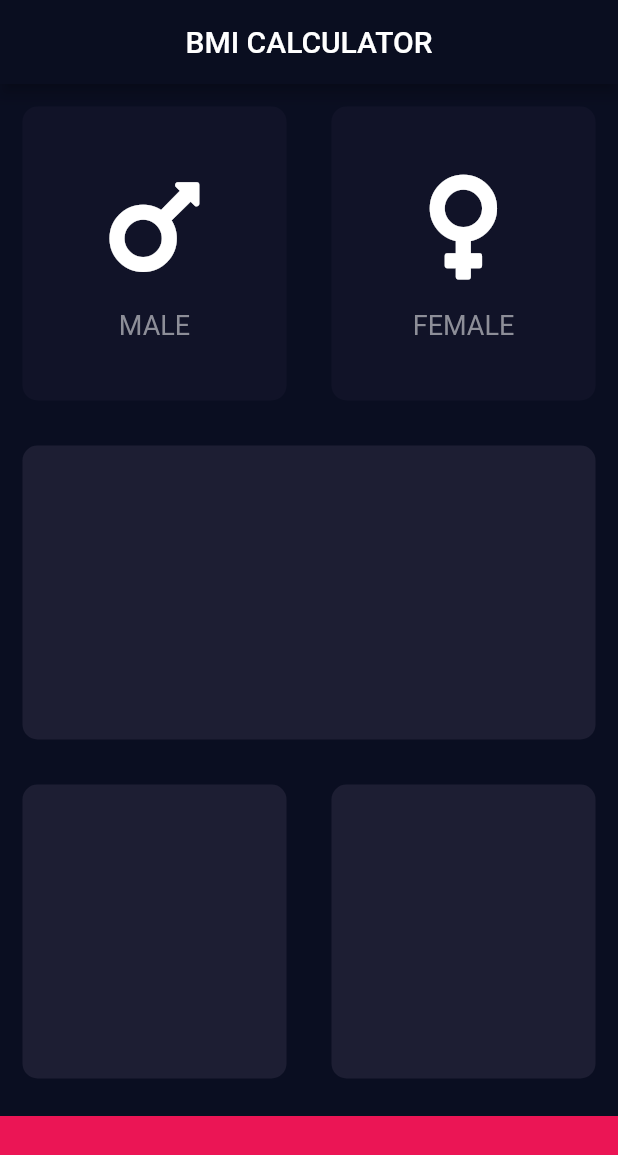
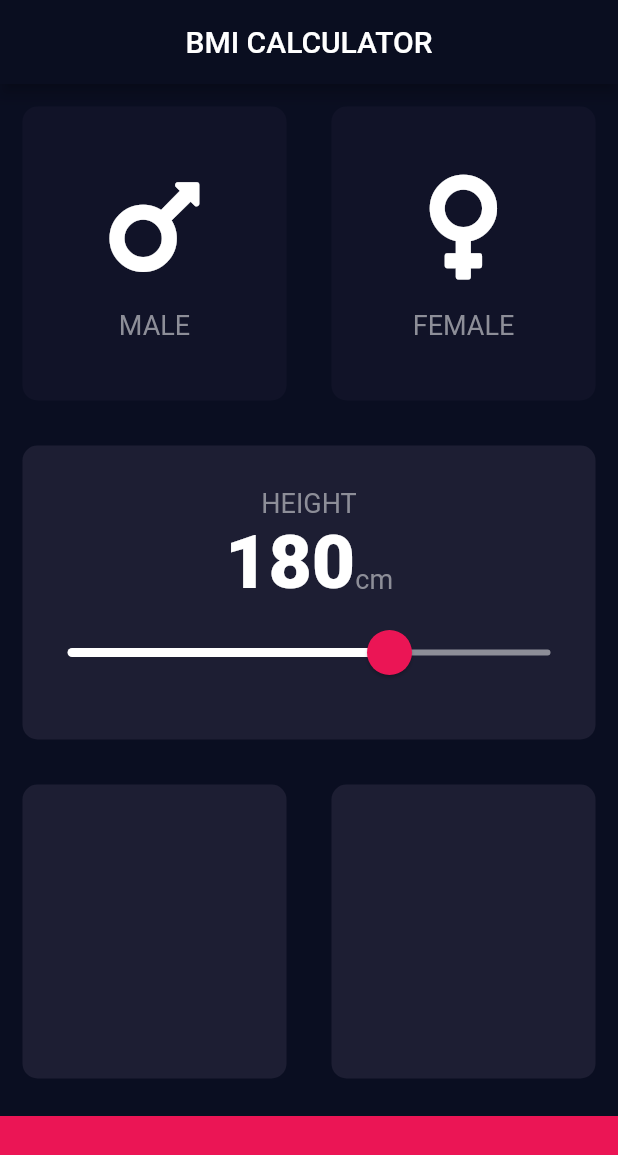
Before and after one commit to CylonSam/bmi-calculator-flutter, a Flutter app: the screen it shows after launch, on a phone screen of 412 x 824 dp. Shown: the top 1155 px of the screen. Run offline on Flutter 3.47's test engine with Material 2 defaults, Android fonts, the phone set to English and light mode, and no system bars; our stand-ins replace font_awesome_flutter.

Commit message:
Add height slider

```diff
--- /dev/null
+++ b/lib/constants.dart
@@ -0,0 +1,16 @@
+import 'package:flutter/material.dart';
+
+const kBottomContainerHeight = 80.0;
+const kActiveCardColor = Color(0xFF1D1E33);
+const kInactiveCardColor = Color(0xFF111328);
+const kBottomContainerColor = Color(0xFFEB1555);
+
+const kLabelTextStyle = TextStyle(
+  fontSize: 18.0,
+  color: Color(0xFF8D8E98),
+);
+
+const kNumberTextStyle = TextStyle(
+  fontSize: 50,
+  fontWeight: FontWeight.w900,
+);
--- a/lib/icon_content.dart
+++ b/lib/icon_content.dart
@@ -1,10 +1,7 @@
 import 'package:flutter/material.dart';
 import 'package:font_awesome_flutter/font_awesome_flutter.dart';
+import 'constants.dart';
 
-const labelTextStyle = TextStyle(
-  fontSize: 18.0,
-  color: Color(0xFF8D8E98),
-);
 
 class IconContent extends StatelessWidget {
   IconContent({@required this.icon, @required this.label});
@@ -26,7 +23,7 @@ class IconContent extends StatelessWidget {
         ),
         Text(
           label!,
-          style: labelTextStyle,
+          style: kLabelTextStyle,
         ),
       ],
     );
--- a/lib/input_page.dart
+++ b/lib/input_page.dart
@@ -1,13 +1,9 @@
 import 'package:flutter/material.dart';
 import 'package:font_awesome_flutter/font_awesome_flutter.dart';
 
+import 'constants.dart';
 import 'icon_content.dart';
 import 'reusable_card.dart';
-
-const bottomContainerHeight = 80.0;
-const activeCardColor = Color(0xFF1D1E33);
-const inactiveCardColor = Color(0xFF111328);
-const bottomContainerColor = Color(0xFFEB1555);
 
 enum Gender {
   male,
@@ -15,14 +11,13 @@ enum Gender {
 }
 
 class InputPage extends StatefulWidget {
-
   @override
   _InputPageState createState() => _InputPageState();
 }
 
 class _InputPageState extends State<InputPage> {
-
   Gender? selectedGender;
+  int height = 180;
 
   @override
   Widget build(BuildContext context) {
@@ -31,6 +26,7 @@ class _InputPageState extends State<InputPage> {
         title: Center(child: Text('BMI CALCULATOR')),
       ),
       body: Column(
+        crossAxisAlignment: CrossAxisAlignment.stretch,
         children: [
           Expanded(
             child: Row(
@@ -42,7 +38,9 @@ class _InputPageState extends State<InputPage> {
                         selectedGender = Gender.male;
                       });
                     },
-                    colour: selectedGender == Gender.male ? activeCardColor : inactiveCardColor,
+                    colour: selectedGender == Gender.male
+                        ? kActiveCardColor
+                        : kInactiveCardColor,
                     cardChild: IconContent(
                       icon: FontAwesomeIcons.mars,
                       label: 'MALE',
@@ -56,7 +54,9 @@ class _InputPageState extends State<InputPage> {
                         selectedGender = Gender.female;
                       });
                     },
-                    colour: selectedGender == Gender.female ? activeCardColor : inactiveCardColor,
+                    colour: selectedGender == Gender.female
+                        ? kActiveCardColor
+                        : kInactiveCardColor,
                     cardChild: IconContent(
                       icon: FontAwesomeIcons.venus,
                       label: 'FEMALE',
@@ -67,14 +67,53 @@ class _InputPageState extends State<InputPage> {
             ),
           ),
           Expanded(
-            child: Row(
-              children: [
-                Expanded(
-                  child: ReusableCard(
-                    colour: activeCardColor,
+            child: ReusableCard(
+              colour: kActiveCardColor,
+              cardChild: Column(
+                mainAxisAlignment: MainAxisAlignment.center,
+                children: [
+                  Text(
+                    'HEIGHT',
+                    style: kLabelTextStyle,
                   ),
-                ),
-              ],
+                  Row(
+                    mainAxisAlignment: MainAxisAlignment.center,
+                    crossAxisAlignment: CrossAxisAlignment.baseline,
+                    textBaseline: TextBaseline.alphabetic,
+                    children: [
+                      Text(
+                        height.toString(),
+                        style: kNumberTextStyle,
+                      ),
+                      Text(
+                        'cm',
+                        style: kLabelTextStyle,
+                      ),
+                    ],
+                  ),
+                  SliderTheme(
+                    data: SliderTheme.of(context).copyWith(
+                      activeTrackColor: Colors.white,
+                      inactiveTrackColor: Color(0xFF8D8E98),
+                      thumbColor: Color(0xFFEB1555),
+                        overlayColor: Color(0x29EB1555),
+                        thumbShape:
+                            RoundSliderThumbShape(enabledThumbRadius: 15),
+                        overlayShape:
+                            RoundSliderOverlayShape(overlayRadius: 30)),
+                    child: Slider(
+                      value: height.toDouble(),
+                      min: 100,
+                      max: 220,
+                      onChanged: (double newHeight) {
+                        setState(() {
+                          height = newHeight.round();
+                        });
+                      },
+                    ),
+                  ),
+                ],
+              ),
             ),
           ),
           Expanded(
@@ -82,19 +121,19 @@ class _InputPageState extends State<InputPage> {
               mainAxisAlignment: MainAxisAlignment.spaceEvenly,
               children: [
                 Expanded(
-                  child: ReusableCard(colour: activeCardColor),
+                  child: ReusableCard(colour: kActiveCardColor),
                 ),
                 Expanded(
-                  child: ReusableCard(colour: activeCardColor),
+                  child: ReusableCard(colour: kActiveCardColor),
                 ),
               ],
             ),
           ),
           Container(
-            color: bottomContainerColor,
+            color: kBottomContainerColor,
             margin: EdgeInsets.only(top: 10.0),
             width: double.infinity,
-            height: bottomContainerHeight,
+            height: kBottomContainerHeight,
           )
         ],
       ),
```
